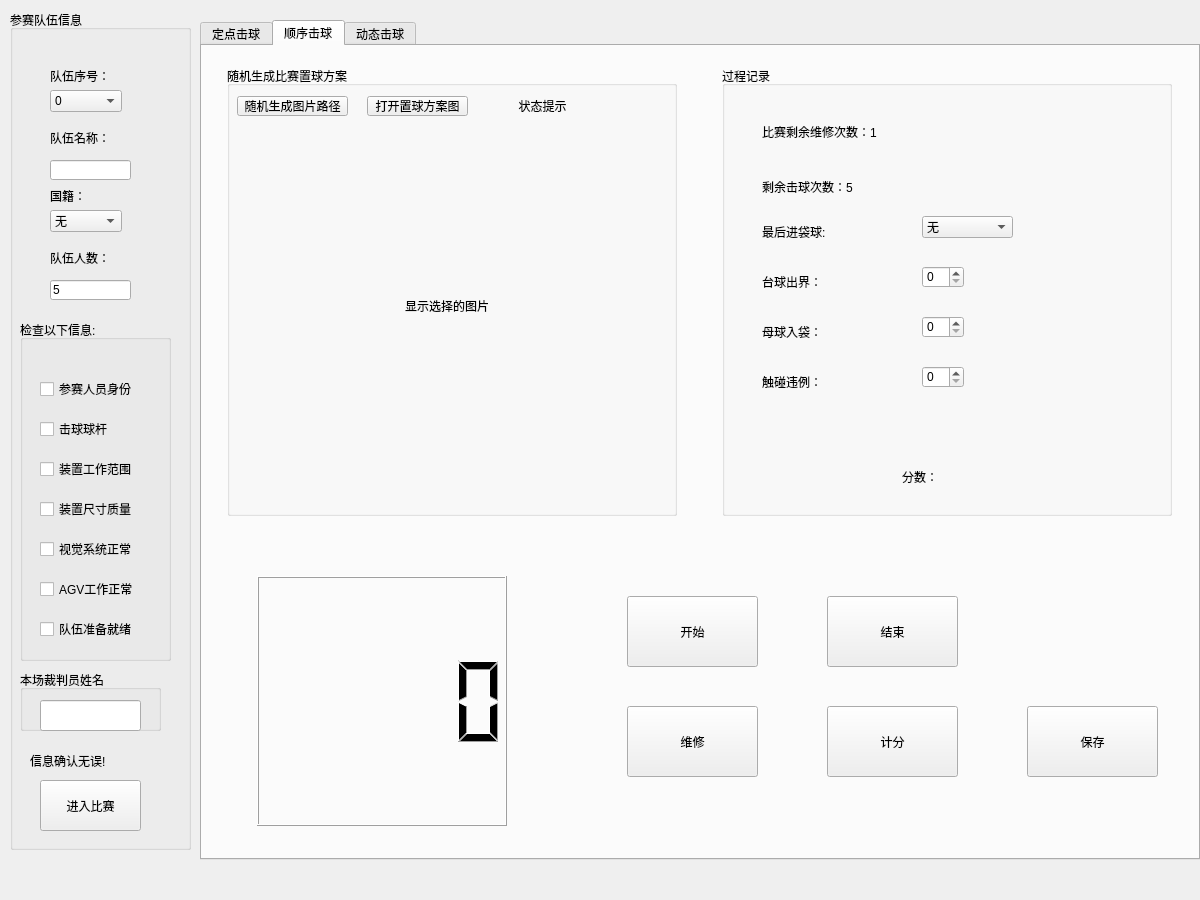
Before: the Qt Designer form ui/match_control.ui in liyixiang19/match_referee, drawn with Qt 5.
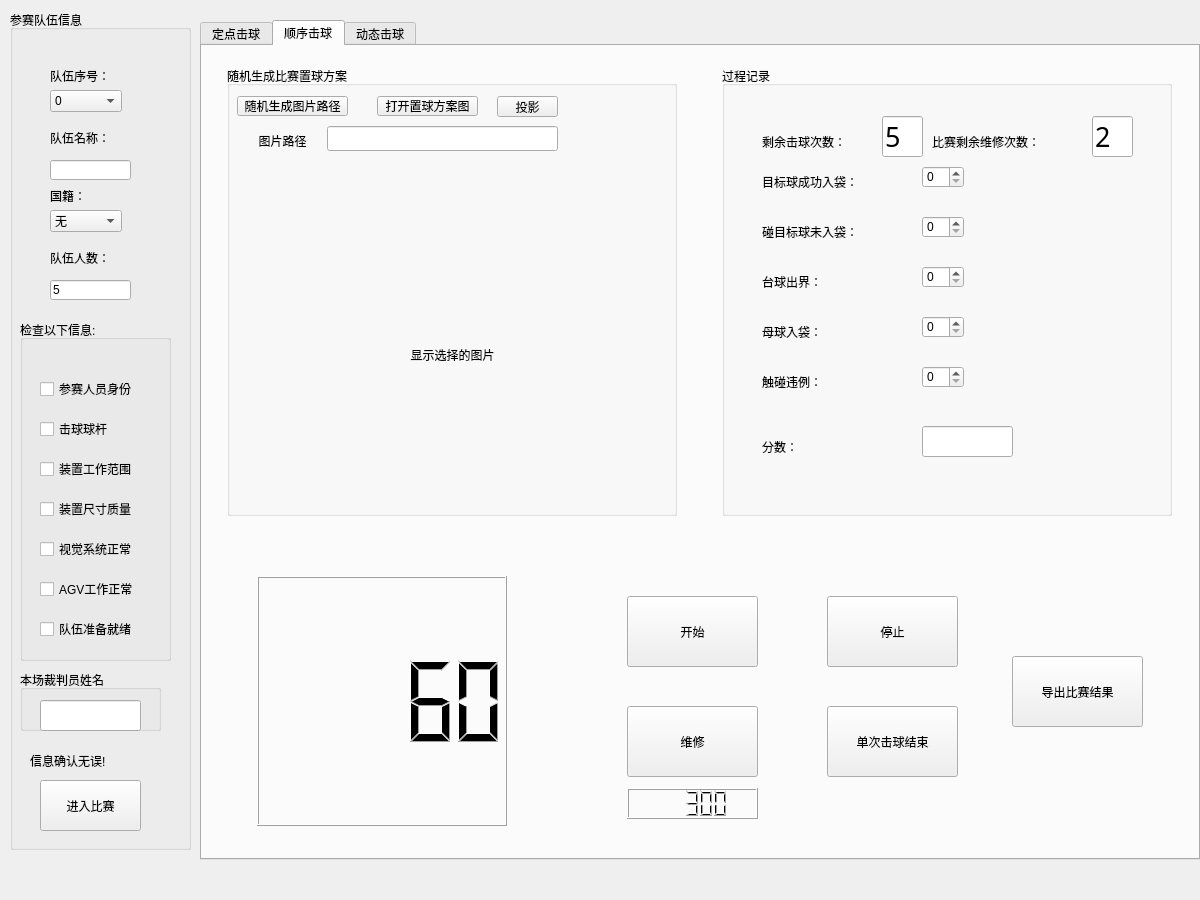
After: the same form once the commit is applied. The open tabs and pages were chosen to show the change.

Commit message: 增加顺序击球和动态击球代码，增加顺序击球和动态击球方案库，创建excel保存文件夹，更改计分逻辑。

Patch:
```diff
--- a/ui/match_control.ui
+++ b/ui/match_control.ui
@@ -476,6 +476,29 @@
     <attribute name="title">
      <string>顺序击球</string>
     </attribute>
+    <widget class="QWidget" name="widget_result_2" native="true">
+     <property name="geometry">
+      <rect>
+       <x>800</x>
+       <y>500</y>
+       <width>151</width>
+       <height>301</height>
+      </rect>
+     </property>
+     <widget class="QToolButton" name="Button_save2">
+      <property name="geometry">
+       <rect>
+        <x>10</x>
+        <y>110</y>
+        <width>131</width>
+        <height>71</height>
+       </rect>
+      </property>
+      <property name="text">
+       <string>导出比赛结果</string>
+      </property>
+     </widget>
+    </widget>
     <widget class="QGroupBox" name="groupBox_3">
      <property name="enabled">
       <bool>true</bool>
@@ -507,20 +530,20 @@
      <widget class="QLabel" name="label_status2">
       <property name="geometry">
        <rect>
-        <x>240</x>
-        <y>30</y>
-        <width>151</width>
-        <height>21</height>
+        <x>10</x>
+        <y>60</y>
+        <width>91</width>
+        <height>31</height>
        </rect>
       </property>
       <property name="text">
-       <string>&lt;html&gt;&lt;head/&gt;&lt;body&gt;&lt;p align=&quot;center&quot;&gt;状态提示&lt;/p&gt;&lt;/body&gt;&lt;/html&gt;</string>
+       <string>&lt;html&gt;&lt;head/&gt;&lt;body&gt;&lt;p align=&quot;center&quot;&gt;图片路径&lt;/p&gt;&lt;/body&gt;&lt;/html&gt;</string>
       </property>
      </widget>
      <widget class="QPushButton" name="Button_open_image2">
       <property name="geometry">
        <rect>
-        <x>140</x>
+        <x>150</x>
         <y>30</y>
         <width>101</width>
         <height>20</height>
@@ -536,16 +559,39 @@
       </property>
       <property name="geometry">
        <rect>
-        <x>70</x>
-        <y>70</y>
-        <width>300</width>
-        <height>300</height>
+        <x>20</x>
+        <y>139</y>
+        <width>411</width>
+        <height>261</height>
        </rect>
       </property>
       <property name="text">
        <string>&lt;html&gt;&lt;head/&gt;&lt;body&gt;&lt;p align=&quot;center&quot;&gt;&lt;br/&gt;&lt;/p&gt;&lt;p align=&quot;center&quot;&gt;显示选择的图片&lt;/p&gt;&lt;/body&gt;&lt;/html&gt;</string>
       </property>
      </widget>
+     <widget class="QPushButton" name="Button_projection2">
+      <property name="geometry">
+       <rect>
+        <x>270</x>
+        <y>30</y>
+        <width>61</width>
+        <height>21</height>
+       </rect>
+      </property>
+      <property name="text">
+       <string>投影</string>
+      </property>
+     </widget>
+     <widget class="QLineEdit" name="lineEdit_image_path2">
+      <property name="geometry">
+       <rect>
+        <x>100</x>
+        <y>60</y>
+        <width>231</width>
+        <height>25</height>
+       </rect>
+      </property>
+     </widget>
     </widget>
     <widget class="QGroupBox" name="groupBox_4">
      <property name="geometry">
@@ -563,39 +609,52 @@
       <property name="geometry">
        <rect>
         <x>40</x>
-        <y>100</y>
+        <y>50</y>
         <width>121</width>
-        <height>41</height>
+        <height>51</height>
        </rect>
       </property>
       <property name="text">
-       <string>剩余击球次数：5</string>
+       <string>剩余击球次数：</string>
       </property>
      </widget>
      <widget class="QLabel" name="label_successin2">
       <property name="geometry">
        <rect>
         <x>40</x>
+        <y>100</y>
+        <width>151</width>
+        <height>31</height>
+       </rect>
+      </property>
+      <property name="text">
+       <string>目标球成功入袋：</string>
+      </property>
+     </widget>
+     <widget class="QLabel" name="label_successtouch2">
+      <property name="geometry">
+       <rect>
+        <x>40</x>
         <y>150</y>
-        <width>71</width>
+        <width>151</width>
         <height>31</height>
        </rect>
       </property>
       <property name="text">
-       <string>最后进袋球:</string>
+       <string>碰目标球未入袋：</string>
       </property>
      </widget>
      <widget class="QLabel" name="label_repairtimes2">
       <property name="geometry">
        <rect>
-        <x>40</x>
+        <x>210</x>
         <y>50</y>
-        <width>121</width>
-        <height>31</height>
+        <width>151</width>
+        <height>51</height>
        </rect>
       </property>
       <property name="text">
-       <string>比赛剩余维修次数：1</string>
+       <string>比赛剩余维修次数：</string>
       </property>
      </widget>
      <widget class="QLabel" name="label_outarea2">
@@ -616,7 +675,7 @@
        <rect>
         <x>40</x>
         <y>250</y>
-        <width>81</width>
+        <width>151</width>
         <height>31</height>
        </rect>
       </property>
@@ -629,7 +688,7 @@
        <rect>
         <x>40</x>
         <y>300</y>
-        <width>81</width>
+        <width>151</width>
         <height>31</height>
        </rect>
       </property>
@@ -637,50 +696,25 @@
        <string>触碰违例：</string>
       </property>
      </widget>
-     <widget class="QComboBox" name="comboBox_ballinid2">
+     <widget class="QSpinBox" name="spinBox_ballsuccessin2">
+      <property name="geometry">
+       <rect>
+        <x>200</x>
+        <y>100</y>
+        <width>42</width>
+        <height>22</height>
+       </rect>
+      </property>
+     </widget>
+     <widget class="QSpinBox" name="spinBox_touchout2">
       <property name="geometry">
        <rect>
         <x>200</x>
         <y>150</y>
-        <width>91</width>
+        <width>42</width>
         <height>22</height>
        </rect>
       </property>
-      <item>
-       <property name="text">
-        <string>无</string>
-       </property>
-      </item>
-      <item>
-       <property name="text">
-        <string>1号球</string>
-       </property>
-      </item>
-      <item>
-       <property name="text">
-        <string>2号球</string>
-       </property>
-      </item>
-      <item>
-       <property name="text">
-        <string>3号球</string>
-       </property>
-      </item>
-      <item>
-       <property name="text">
-        <string>4号球</string>
-       </property>
-      </item>
-      <item>
-       <property name="text">
-        <string>5号球</string>
-       </property>
-      </item>
-      <item>
-       <property name="text">
-        <string>6号球</string>
-       </property>
-      </item>
      </widget>
      <widget class="QSpinBox" name="spinBox_outarea2">
       <property name="geometry">
@@ -715,23 +749,80 @@
      <widget class="QLabel" name="label_totalpoints2">
       <property name="geometry">
        <rect>
-        <x>180</x>
-        <y>380</y>
-        <width>141</width>
-        <height>61</height>
+        <x>40</x>
+        <y>370</y>
+        <width>41</width>
+        <height>21</height>
        </rect>
       </property>
       <property name="text">
        <string>分数：</string>
       </property>
      </widget>
+     <widget class="QLineEdit" name="lineEdit_remain_times2">
+      <property name="geometry">
+       <rect>
+        <x>160</x>
+        <y>50</y>
+        <width>41</width>
+        <height>41</height>
+       </rect>
+      </property>
+      <property name="font">
+       <font>
+        <family>微软雅黑</family>
+        <pointsize>20</pointsize>
+       </font>
+      </property>
+      <property name="text">
+       <string>5</string>
+      </property>
+     </widget>
+     <widget class="QLineEdit" name="lineEdit_remain_repair_times2">
+      <property name="geometry">
+       <rect>
+        <x>370</x>
+        <y>50</y>
+        <width>41</width>
+        <height>41</height>
+       </rect>
+      </property>
+      <property name="font">
+       <font>
+        <family>微软雅黑</family>
+        <pointsize>20</pointsize>
+       </font>
+      </property>
+      <property name="text">
+       <string>2</string>
+      </property>
+     </widget>
+     <widget class="QLineEdit" name="lineEdit_score2">
+      <property name="geometry">
+       <rect>
+        <x>200</x>
+        <y>360</y>
+        <width>91</width>
+        <height>31</height>
+       </rect>
+      </property>
+      <property name="font">
+       <font>
+        <family>微软雅黑</family>
+        <pointsize>20</pointsize>
+       </font>
+      </property>
+      <property name="text">
+       <string/>
+      </property>
+     </widget>
     </widget>
     <widget class="QWidget" name="widget_2" native="true">
      <property name="geometry">
       <rect>
        <x>25</x>
        <y>500</y>
-       <width>950</width>
+       <width>751</width>
        <height>300</height>
       </rect>
      </property>
@@ -761,32 +852,6 @@
        <string>维修</string>
       </property>
      </widget>
-     <widget class="QToolButton" name="Button_matchstop2">
-      <property name="geometry">
-       <rect>
-        <x>600</x>
-        <y>50</y>
-        <width>131</width>
-        <height>71</height>
-       </rect>
-      </property>
-      <property name="text">
-       <string>结束</string>
-      </property>
-     </widget>
-     <widget class="QToolButton" name="Button_computepoints2">
-      <property name="geometry">
-       <rect>
-        <x>600</x>
-        <y>160</y>
-        <width>131</width>
-        <height>71</height>
-       </rect>
-      </property>
-      <property name="text">
-       <string>计分</string>
-      </property>
-     </widget>
      <widget class="QLCDNumber" name="lcdNumber2">
       <property name="geometry">
        <rect>
@@ -796,18 +861,47 @@
         <height>250</height>
        </rect>
       </property>
+      <property name="intValue" stdset="0">
+       <number>60</number>
+      </property>
      </widget>
      <widget class="QToolButton" name="Button_savepoints2">
       <property name="geometry">
        <rect>
-        <x>800</x>
+        <x>600</x>
+        <y>50</y>
+        <width>131</width>
+        <height>71</height>
+       </rect>
+      </property>
+      <property name="text">
+       <string>停止</string>
+      </property>
+     </widget>
+     <widget class="QToolButton" name="Button_match_once_stop2">
+      <property name="geometry">
+       <rect>
+        <x>600</x>
         <y>160</y>
         <width>131</width>
         <height>71</height>
        </rect>
       </property>
       <property name="text">
-       <string>保存</string>
+       <string>单次击球结束</string>
+      </property>
+     </widget>
+     <widget class="QLCDNumber" name="lcdNumber_repair_timer2">
+      <property name="geometry">
+       <rect>
+        <x>400</x>
+        <y>242</y>
+        <width>131</width>
+        <height>31</height>
+       </rect>
+      </property>
+      <property name="intValue" stdset="0">
+       <number>300</number>
       </property>
      </widget>
     </widget>
```
Left out of the diff: 295 changed lines with no effect on the pictures. The commit also changes 37 other files.
